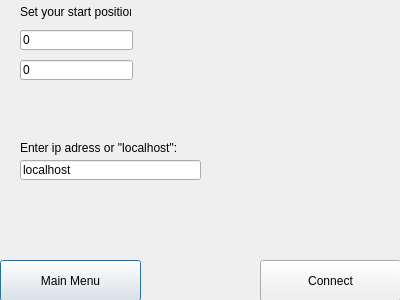
Old version of the form joinserver.ui in the repository TeftelTennis/Labyrinth.
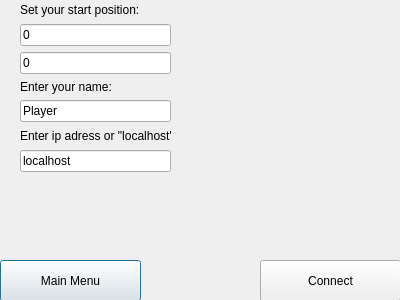
New version of the form.

What changed in the file:
```diff
--- a/joinserver.ui
+++ b/joinserver.ui
@@ -39,41 +39,18 @@
     <string>Connect</string>
    </property>
   </widget>
-  <widget class="QLineEdit" name="lineEdit">
-   <property name="geometry">
-    <rect>
-     <x>20</x>
-     <y>30</y>
-     <width>113</width>
-     <height>20</height>
-    </rect>
-   </property>
-   <property name="text">
-    <string>0</string>
-   </property>
-  </widget>
-  <widget class="QLineEdit" name="lineEdit_2">
-   <property name="geometry">
-    <rect>
-     <x>20</x>
-     <y>60</y>
-     <width>113</width>
-     <height>20</height>
-    </rect>
-   </property>
-   <property name="text">
-    <string>0</string>
-   </property>
-  </widget>
-  <widget class="QLabel" name="label">
+  <widget class="QWidget" name="">
    <property name="geometry">
     <rect>
      <x>20</x>
      <y>1</y>
-     <width>111</width>
-     <height>21</height>
+     <width>151</width>
+     <height>171</height>
     </rect>
    </property>
+   <layout class="QVBoxLayout" name="verticalLayout_2">
+    <item>
+     <widget class="QLabel" name="label">
    <property name="text">
     <string>Set your start position:</string>
    </property>
@@ -81,31 +58,54 @@
     <bool>false</bool>
    </property>
   </widget>
-  <widget class="QLineEdit" name="lineEdit_3">
-   <property name="geometry">
-    <rect>
-     <x>20</x>
-     <y>160</y>
-     <width>181</width>
-     <height>20</height>
-    </rect>
-   </property>
+    </item>
+    <item>
+     <widget class="QLineEdit" name="xCoors">
+      <property name="text">
+       <string>0</string>
+      </property>
+     </widget>
+    </item>
+    <item>
+     <widget class="QLineEdit" name="yCoors">
    <property name="text">
-    <string>localhost</string>
-   </property>
-  </widget>
+       <string>0</string>
+      </property>
+     </widget>
+    </item>
+    <item>
+     <layout class="QVBoxLayout" name="verticalLayout">
+      <item>
+       <widget class="QLabel" name="label_3">
+        <property name="text">
+         <string>Enter your name:</string>
+        </property>
+       </widget>
+      </item>
+      <item>
+       <widget class="QLineEdit" name="nameLine">
+        <property name="text">
+         <string>Player</string>
+        </property>
+       </widget>
+      </item>
+     </layout>
+    </item>
+    <item>
   <widget class="QLabel" name="label_2">
-   <property name="geometry">
-    <rect>
-     <x>20</x>
-     <y>140</y>
-     <width>181</width>
-     <height>16</height>
-    </rect>
-   </property>
    <property name="text">
     <string>Enter ip adress or &quot;localhost&quot;:</string>
    </property>
+     </widget>
+    </item>
+    <item>
+     <widget class="QLineEdit" name="ipLine">
+      <property name="text">
+       <string>localhost</string>
+      </property>
+     </widget>
+    </item>
+   </layout>
   </widget>
  </widget>
  <resources/>
```
Lines whose indentation alone changed are shown as unchanged.
